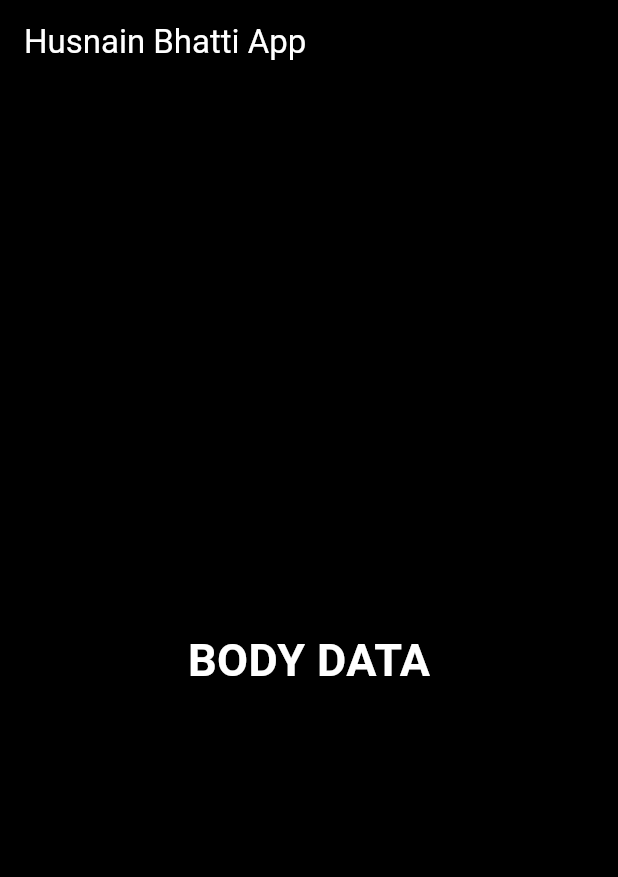
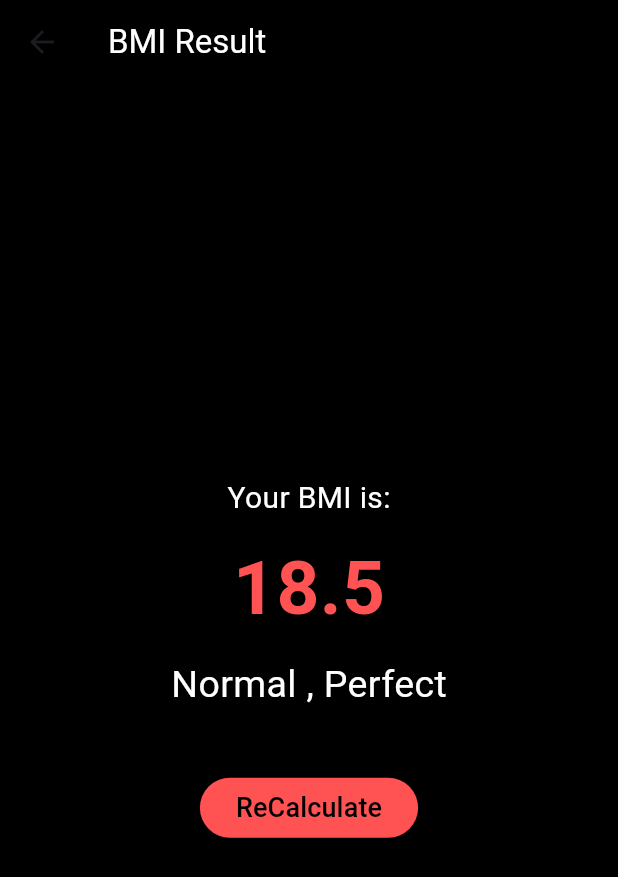
Before and after one commit to Bhattisahb/Flutter-practice-by-Husnain-Bhatti, a Flutter app: the screen it shows after launch, after a tap on "Calculate", on a phone screen of 412 x 824 dp. Shown: the top 877 px of the screen. Run offline on Flutter 3.47's test engine with Material 3 defaults, Android fonts, the light colour scheme and no system bars.

Commit message:
Final video
final

```diff
--- a/bmi_app/lib/main.dart
+++ b/bmi_app/lib/main.dart
@@ -285,6 +285,9 @@
               context,
               MaterialPageRoute(
                 builder: (context) => Result(
+                  height: sliderheight,
+                  weight: sliderweight,
+
 
                 ),
               ),
--- a/bmi_app/lib/resultfile.dart
+++ b/bmi_app/lib/resultfile.dart
@@ -2,19 +2,78 @@
 import 'dart:math';
 
 class Result extends StatelessWidget {
-  const Result({super.key});
+  final int height;
+  final int weight;
+
+  const Result({
+    super.key,
+    required this.height,
+    required this.weight,
+  });
+
+  double calculateBMI() {
+    double heightInMeters = height / 100;
+    return weight / pow(heightInMeters, 2);
+  }
+
+  String getResultText(double bmi) {
+    if (bmi >= 25) {
+      return "Overweight ,   you should work hard";
+
+    } else if (bmi > 18.5) {
+      return "Normal , Perfect";
+    } else {
+      return "Underweight ,   eat some food";
+    }
+  }
 
   @override
   Widget build(BuildContext context) {
-    return MaterialApp(
-      home: Scaffold(
+    double bmi = calculateBMI();
+
+    return Scaffold(
+      appBar: AppBar(
         backgroundColor: Colors.black,
-        appBar:
-        AppBar(
-          backgroundColor: Colors.black,
-          title: Text('Husnain Bhatti App', style: TextStyle(color: Colors.white),),
+        title: const Text("BMI Result", style: TextStyle(color: Colors.white)),
+      ),
+      backgroundColor: Colors.black,
+      body: Center(
+        child: Column(
+          mainAxisAlignment: MainAxisAlignment.center,
+          children: [
+            Text(
+              "Your BMI is:",
+              style: TextStyle(fontSize: 20, color: Colors.white),
+            ),
+            SizedBox(height: 10),
+            Text(
+              bmi.toStringAsFixed(1),
+              style: TextStyle(
+                fontSize: 50,
+                color: Colors.redAccent,
+                fontWeight: FontWeight.bold,
+              ),
+            ),
+            SizedBox(height: 10),
+            Text(
+              getResultText(bmi),
+              style: TextStyle(fontSize: 25, color: Colors.white),
+            ),
+            SizedBox(height: 40),
+            ElevatedButton(
+              style: ElevatedButton.styleFrom(
+                backgroundColor: Colors.redAccent,
+              ),
+              onPressed: () {
+                Navigator.pop(context);
+              },
+              child: const Text(
+                "ReCalculate",
+                style: TextStyle(fontSize: 18 , color: Colors.black),
+              ),
+            ),
+          ],
         ),
-        body: Center(child: Text("BODY DATA", style: TextStyle(fontSize: 30, fontWeight: FontWeight.bold,color: Colors.white),)),
       ),
     );
   }
--- /dev/null
+++ b/practice/lib/main.dart
@@ -0,0 +1,54 @@
+import 'package:flutter/material.dart';
+import 'result.dart';
+
+
+main(){
+
+  runApp(MyApp());
+}
+
+class MyApp extends StatelessWidget {
+  const MyApp({super.key});
+
+  @override
+  Widget build(BuildContext context) {
+    return MaterialApp(
+      home: Scaffold(
+        backgroundColor: Colors.black,
+        appBar: AppBar(
+          backgroundColor: Colors.black,
+          title: Text("Bhatti App",style: TextStyle(color: Colors.white),),
+        ),
+        body: Bmi(),
+      ),
+    );
+  }
+}
+ class Bmi extends StatefulWidget {
+   const Bmi({super.key});
+
+   @override
+   State<Bmi> createState() => _BmiState();
+ }
+
+ class _BmiState extends State<Bmi> {
+   @override
+   Widget build(BuildContext context) {
+     return Column(
+       children: [
+         buildContainer(),
+         SizedBox(height: 10,),
+         buildContainer(),
+
+         SizedBox(height: 10,),
+
+
+       ],
+
+
+
+     );
+   }
+
+
+ }
```
Also changed, not shown: practice/analysis_options.yaml (added, +28 -0 lines), practice/lib/result.dart (added, +10 -0 lines), practice/pubspec.yaml (added, +89 -0 lines), practice/pubspec.lock (added), 23 other files.
